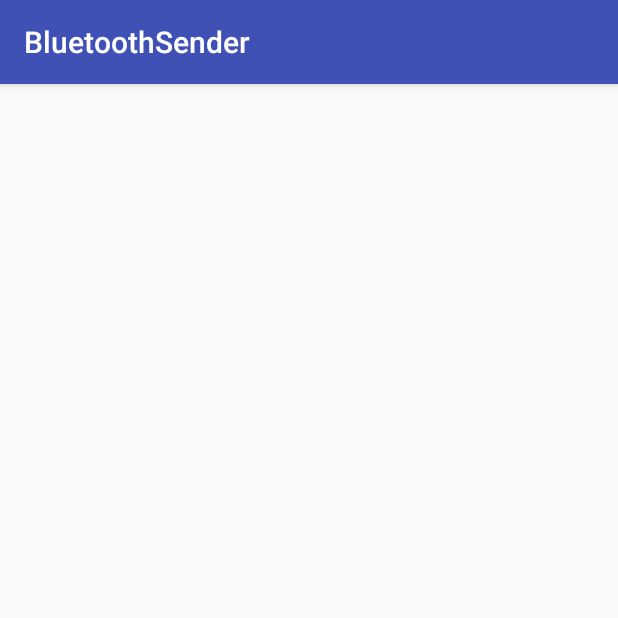
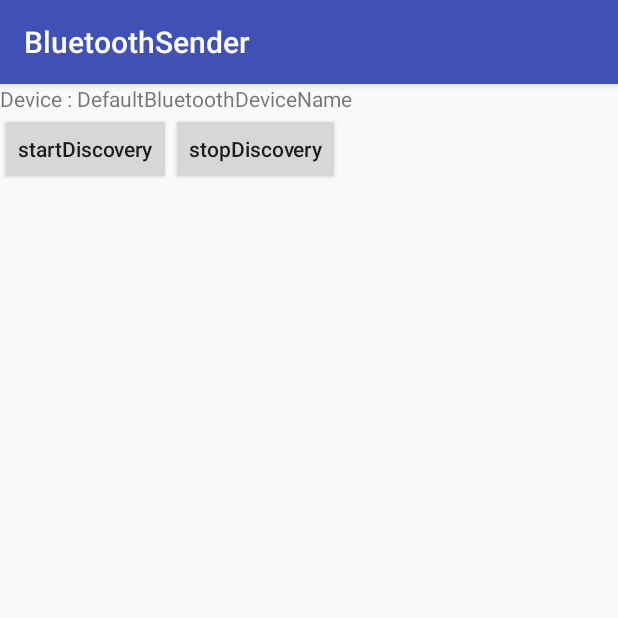
Before and after one commit to sjjeong/GoogryBluetoothSender, an Android app: the DeviceSearchActivity screen opened directly, with no data from a screen before it, on a phone screen of 412 x 824 dp, the top half of it. Run offline under Robolectric (Android 15) with nearby library versions, the phone set to English and light mode, and no system bars; our stand-ins replace ButterKnife, data binding; libraries missing offline, so code that uses them is left out: jp.wasabeef.recyclerview; 1 statement that could not run was skipped.

Commit message:
페어링된것과 검색된것들의 리스트를 보여준다

```diff
--- a/BluetoothSender/app/src/main/AndroidManifest.xml
+++ b/BluetoothSender/app/src/main/AndroidManifest.xml
@@ -3,6 +3,9 @@
     package="com.googry.bluetoothsender">
 
     <uses-permission android:name="android.permission.BLUETOOTH" />
+    <uses-permission android:name="android.permission.BLUETOOTH_ADMIN" />
+    <uses-permission android:name="android.permission.ACCESS_COARSE_LOCATION"/>
+
     <application
         android:allowBackup="true"
         android:icon="@mipmap/ic_launcher"
--- /dev/null
+++ b/BluetoothSender/app/src/main/java/com/googry/bluetoothsender/ui/devicesearch/DeviceSearchAdapter.java
@@ -0,0 +1,82 @@
+package com.googry.bluetoothsender.ui.devicesearch;
+
+import android.bluetooth.BluetoothDevice;
+import android.content.Context;
+import android.content.Intent;
+import android.support.v7.widget.RecyclerView;
+import android.text.Layout;
+import android.view.LayoutInflater;
+import android.view.View;
+import android.view.ViewGroup;
+
+import com.googry.bluetoothsender.R;
+import com.googry.bluetoothsender.common.Constant;
+import com.googry.bluetoothsender.databinding.DeviceItemBinding;
+import com.googry.bluetoothsender.ui.datasender.DataSenderActivity;
+
+import java.util.ArrayList;
+
+/**
+ * Created by seokjunjeong on 2017. 4. 4..
+ */
+
+public class DeviceSearchAdapter extends RecyclerView.Adapter<DeviceSearchAdapter.ViewHolder> {
+
+    private ArrayList<BluetoothDevice> devices;
+    private Context context;
+
+    public DeviceSearchAdapter(ArrayList<BluetoothDevice> devices, Context context) {
+        this.devices = devices;
+        this.context = context;
+    }
+
+    @Override
+    public ViewHolder onCreateViewHolder(ViewGroup parent, int viewType) {
+        View itemView = LayoutInflater.from(parent.getContext())
+                .inflate(R.layout.device_item, parent, false);
+        return new ViewHolder(itemView);
+    }
+
+    @Override
+    public void onBindViewHolder(final ViewHolder holder, int position) {
+        holder.setData(devices.get(position));
+        holder.view.setOnClickListener(new View.OnClickListener() {
+            @Override
+            public void onClick(View v) {
+                Intent intent = new Intent(context, DataSenderActivity.class);
+                intent.putExtra(Constant.ActivityExtraKey.BLUETOOTH_DEVICE, devices.get(holder.getAdapterPosition()));
+                intent.setFlags(Intent.FLAG_ACTIVITY_NEW_TASK);
+                context.startActivity(intent);
+            }
+        });
+    }
+
+    @Override
+    public int getItemCount() {
+        return devices.size();
+    }
+
+    public void replaceData(ArrayList<BluetoothDevice> devices){
+        this.devices = devices;
+    }
+
+    public void addDevice(BluetoothDevice device){
+        devices.add(device);
+    }
+
+    public class ViewHolder extends RecyclerView.ViewHolder {
+        DeviceItemBinding binding;
+        View view;
+
+
+        public ViewHolder(View itemView) {
+            super(itemView);
+            binding = DeviceItemBinding.bind(itemView);
+            view = itemView;
+        }
+
+        public void setData(BluetoothDevice device) {
+            binding.setDevice(device);
+        }
+    }
+}
--- a/BluetoothSender/app/src/main/java/com/googry/bluetoothsender/ui/devicesearch/DeviceSearchContract.java
+++ b/BluetoothSender/app/src/main/java/com/googry/bluetoothsender/ui/devicesearch/DeviceSearchContract.java
@@ -1,8 +1,13 @@
 package com.googry.bluetoothsender.ui.devicesearch;
 
 
+import android.bluetooth.BluetoothDevice;
+import android.content.BroadcastReceiver;
+
 import com.googry.bluetoothsender.base.BasePresenter;
 import com.googry.bluetoothsender.base.BaseView;
+
+import java.util.ArrayList;
 
 /**
  * Created by seokjunjeong on 2017. 4. 4..
@@ -11,11 +16,15 @@ import com.googry.bluetoothsender.base.BaseView;
 public interface DeviceSearchContract {
 
     interface Presenter extends BasePresenter {
-
+        void startDiscovery();
+        void stopDiscovery();
+        BroadcastReceiver registerReceiver();
+        BroadcastReceiver unregisterReceiver();
     }
 
     interface View extends BaseView<Presenter> {
-
+        void showPairedDevice(ArrayList<BluetoothDevice> devices);
+        void showSearchedDevice(int position);
     }
 
 }
--- a/BluetoothSender/app/src/main/java/com/googry/bluetoothsender/ui/devicesearch/DeviceSearchFragment.java
+++ b/BluetoothSender/app/src/main/java/com/googry/bluetoothsender/ui/devicesearch/DeviceSearchFragment.java
@@ -1,15 +1,40 @@
 package com.googry.bluetoothsender.ui.devicesearch;
 
 
+import android.bluetooth.BluetoothAdapter;
+import android.bluetooth.BluetoothDevice;
+import android.content.IntentFilter;
+import android.support.v4.app.ActivityCompat;
+import android.support.v4.view.ViewCompat;
+import android.support.v7.widget.LinearLayoutManager;
+import android.support.v7.widget.RecyclerView;
+import android.view.animation.Interpolator;
+
 import com.googry.bluetoothsender.R;
 import com.googry.bluetoothsender.base.ui.BaseFragment;
+import com.googry.bluetoothsender.databinding.DeviceSearchFragBinding;
+
+import java.util.ArrayList;
+
+import butterknife.BindView;
+import jp.wasabeef.recyclerview.animators.SlideInLeftAnimator;
+import jp.wasabeef.recyclerview.animators.SlideInRightAnimator;
 
 /**
  * Created by seokjunjeong on 2017. 4. 4..
  */
 
 public class DeviceSearchFragment extends BaseFragment implements DeviceSearchContract.View {
+
+    @BindView(R.id.rv_devices)
+    RecyclerView rv_devices;
+
+    private DeviceSearchAdapter adapter;
+    private RecyclerView.LayoutManager layoutManager;
+
     private DeviceSearchContract.Presenter presenter;
+
+    private DeviceSearchFragBinding binding;
 
 
     public static DeviceSearchFragment newInstance(){
@@ -23,7 +48,30 @@ public class DeviceSearchFragment extends BaseFragment implements DeviceSearchCo
 
     @Override
     public void initView() {
+        // set DataBinding
+        binding = (DeviceSearchFragBinding) getDataBinding();
+        binding.setPresenter(presenter);
+        binding.setAdapter(BluetoothAdapter.getDefaultAdapter());
 
+        // setting RecyclerView
+        rv_devices.setHasFixedSize(true);
+        layoutManager = new LinearLayoutManager(getContext());
+        rv_devices.setLayoutManager(layoutManager);
+        adapter = new DeviceSearchAdapter(new ArrayList<BluetoothDevice>(0), getContext());
+        rv_devices.setAdapter(adapter);
+        rv_devices.setItemAnimator(new SlideInRightAnimator());
+
+        // Register for broadcasts when a device is discovered
+        IntentFilter filter = new IntentFilter();
+        filter.addAction(BluetoothDevice.ACTION_FOUND);
+        getActivity().registerReceiver(presenter.registerReceiver(), filter);
+
+
+        // Request permissions
+        ActivityCompat.requestPermissions(getActivity(),new String[]{android.Manifest.permission.ACCESS_COARSE_LOCATION},1);
+
+        // start presenter
+        presenter.start();
     }
 
     @Override
@@ -32,8 +80,22 @@ public class DeviceSearchFragment extends BaseFragment implements DeviceSearchCo
     }
 
     @Override
-    public void onStart() {
+    public void onDestroyView() {
+        // Unregister broadcast listeners
+        getActivity().unregisterReceiver(presenter.unregisterReceiver());
 
-        super.onStart();
+        super.onDestroyView();
     }
+
+    @Override
+    public void showPairedDevice(ArrayList<BluetoothDevice> devices) {
+        adapter.replaceData(devices);
+        adapter.notifyDataSetChanged();
+    }
+
+    @Override
+    public void showSearchedDevice(int position) {
+        adapter.notifyItemInserted(position);
+    }
+
 }
--- a/BluetoothSender/app/src/main/java/com/googry/bluetoothsender/ui/devicesearch/DeviceSearchPresenter.java
+++ b/BluetoothSender/app/src/main/java/com/googry/bluetoothsender/ui/devicesearch/DeviceSearchPresenter.java
@@ -1,4 +1,13 @@
 package com.googry.bluetoothsender.ui.devicesearch;
+
+import android.bluetooth.BluetoothAdapter;
+import android.bluetooth.BluetoothDevice;
+import android.content.BroadcastReceiver;
+import android.content.Context;
+import android.content.Intent;
+
+import java.util.ArrayList;
+import java.util.Set;
 
 /**
  * Created by seokjunjeong on 2017. 4. 4..
@@ -7,13 +16,77 @@ package com.googry.bluetoothsender.ui.devicesearch;
 public class DeviceSearchPresenter implements DeviceSearchContract.Presenter {
     private DeviceSearchContract.View view;
 
-    @Override
-    public void start() {
-
-    }
+    private BluetoothAdapter bluetoothAdapter;
+    private ArrayList<BluetoothDevice> devices;
 
     public DeviceSearchPresenter(DeviceSearchContract.View view) {
         this.view = view;
         view.setPresenter(this);
     }
+
+    @Override
+    public void start() {
+        bluetoothAdapter = BluetoothAdapter.getDefaultAdapter();
+        devices = new ArrayList<>();
+
+        Set<BluetoothDevice> tmp = bluetoothAdapter.getBondedDevices();
+        for(BluetoothDevice device : tmp){
+            devices.add(device);
+        }
+        view.showPairedDevice(devices);
+    }
+
+    @Override
+    public void startDiscovery() {
+        // If we're already discovering, stop it
+        if (bluetoothAdapter.isDiscovering()) {
+            bluetoothAdapter.cancelDiscovery();
+        }
+
+        // Request discover from BluetoothAdapter
+        bluetoothAdapter.startDiscovery();
+
+    }
+
+    @Override
+    public void stopDiscovery() {
+        bluetoothAdapter.cancelDiscovery();
+
+    }
+
+    @Override
+    public BroadcastReceiver registerReceiver() {
+        return mReceiver;
+    }
+
+    @Override
+    public BroadcastReceiver unregisterReceiver() {
+        // Make sure we're not doing discovery anymore
+        if (bluetoothAdapter != null) {
+            bluetoothAdapter.cancelDiscovery();
+        }
+        return mReceiver;
+    }
+
+    private final BroadcastReceiver mReceiver = new BroadcastReceiver() {
+        @Override
+        public void onReceive(Context context, Intent intent) {
+            String action = intent.getAction();
+
+            // When discovery finds a device
+            if (BluetoothDevice.ACTION_FOUND.equals(action)) {
+                // Get the BluetoothDevice object from the Intent
+                BluetoothDevice device = intent.getParcelableExtra(BluetoothDevice.EXTRA_DEVICE);
+
+                // 중복검사
+                for(BluetoothDevice tmp : devices){
+                    if(tmp.getAddress().equals(device.getAddress())){
+                       return;
+                    }
+                }
+                devices.add(device);
+                view.showSearchedDevice(devices.size());
+            }
+        }
+    };
 }
--- a/BluetoothSender/app/src/main/res/layout/device_search_frag.xml
+++ b/BluetoothSender/app/src/main/res/layout/device_search_frag.xml
@@ -1,9 +1,58 @@
 <?xml version="1.0" encoding="utf-8"?>
 <layout xmlns:android="http://schemas.android.com/apk/res/android">
 
+    <data>
+
+        <variable
+            name="presenter"
+            type="com.googry.bluetoothsender.ui.devicesearch.DeviceSearchContract.Presenter" />
+
+        <variable
+            name="adapter"
+            type="android.bluetooth.BluetoothAdapter" />
+    </data>
+
     <LinearLayout
         android:layout_width="match_parent"
-        android:layout_height="match_parent">
+        android:layout_height="match_parent"
+        android:orientation="vertical">
+
+        <LinearLayout
+            android:layout_width="match_parent"
+            android:layout_height="wrap_content">
+
+            <TextView
+                android:layout_width="wrap_content"
+                android:layout_height="wrap_content"
+                android:text='@{"Device : " + adapter.name}' />
+        </LinearLayout>
+
+        <LinearLayout
+            android:layout_width="match_parent"
+            android:layout_height="wrap_content"
+            android:orientation="horizontal">
+
+            <Button
+                android:layout_width="wrap_content"
+                android:layout_height="wrap_content"
+                android:onClick="@{()->presenter.startDiscovery()}"
+                android:text="startDiscovery"
+                android:textAllCaps="false" />
+
+            <Button
+                android:layout_width="wrap_content"
+                android:layout_height="wrap_content"
+                android:onClick="@{()->presenter.stopDiscovery()}"
+                android:text="stopDiscovery"
+                android:textAllCaps="false" />
+        </LinearLayout>
+
+        <android.support.v7.widget.RecyclerView
+            android:id="@+id/rv_devices"
+            android:layout_width="match_parent"
+            android:layout_height="match_parent">
+
+        </android.support.v7.widget.RecyclerView>
 
     </LinearLayout>
 </layout>
```
Also changed, not shown: BluetoothSender/app/build.gradle (+6 -1 lines), BluetoothSender/app/src/main/java/com/googry/bluetoothsender/common/Constant.java (added, +24 -0 lines), BluetoothSender/app/src/main/res/layout/device_item.xml (added, +64 -0 lines).
